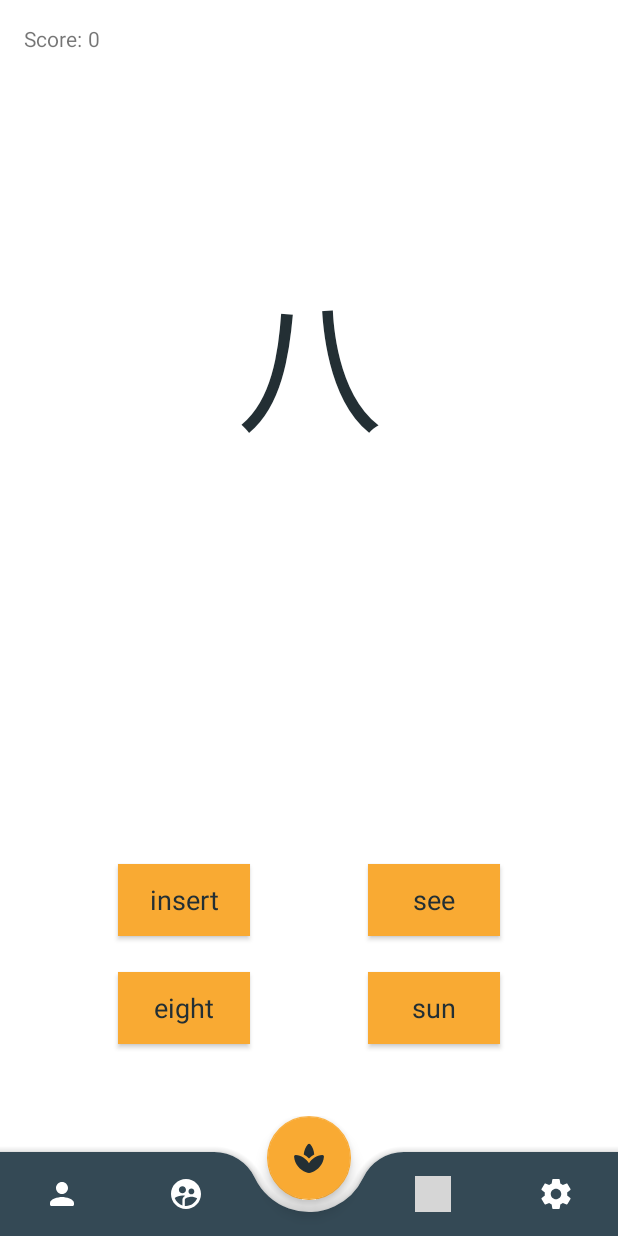
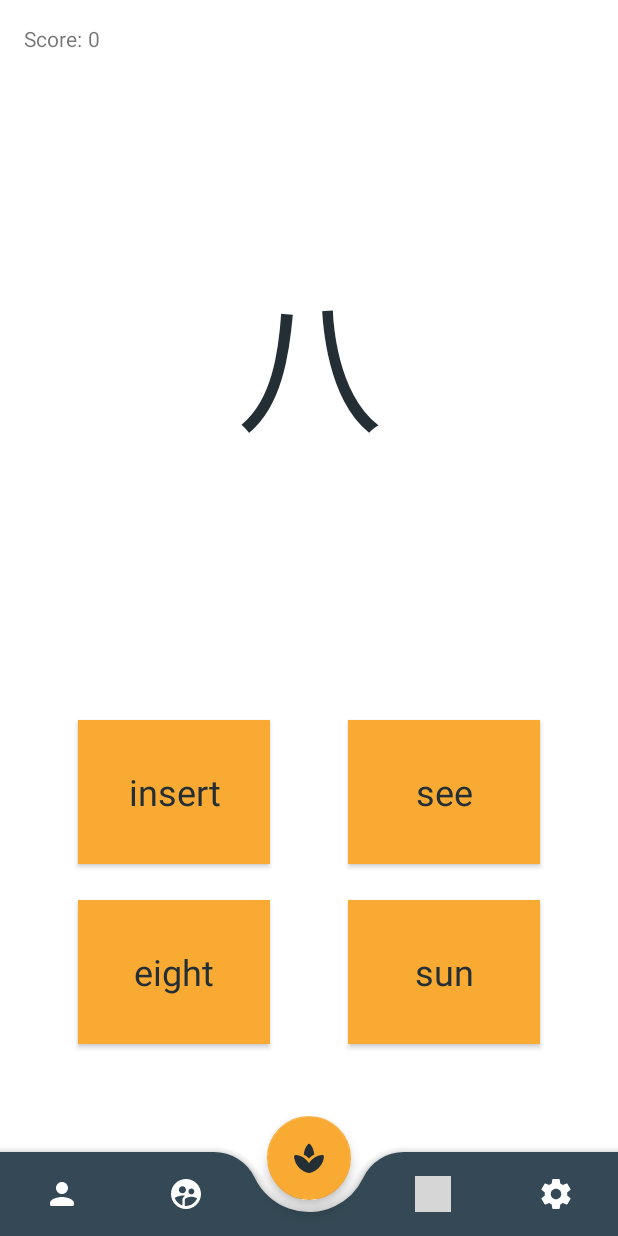
Before and after one commit to LexuLexu/Kanji_Quiz, an Android app: the N5EnglishActivity screen opened directly, with no data from a screen before it, on a phone screen of 412 x 824 dp. Run offline under Robolectric (Android 15) with nearby library versions, the phone set to English and light mode, and no system bars; grey boxes are pictures that could not be loaded.

Commit message:
Edited button/text size in quiz. Added vertical progress bar to quiz. Changed point gain values x10

```diff
--- a/app/build.gradle
+++ b/app/build.gradle
@@ -5,7 +5,7 @@ android {
     compileSdkVersion 28
     defaultConfig {
         applicationId "com.example.quiztest1"
-        minSdkVersion 21
+        minSdkVersion 24
         targetSdkVersion 28
         versionCode 1
         versionName "1.0"
--- a/app/src/main/java/com/example/quiztest1/N5EnglishActivity.java
+++ b/app/src/main/java/com/example/quiztest1/N5EnglishActivity.java
@@ -9,6 +9,7 @@ import android.view.Menu;
 import android.view.MenuItem;
 import android.view.View;
 import android.widget.Button;
+import android.widget.ProgressBar;
 import android.widget.TextView;
 import android.widget.Toast;
 
@@ -39,6 +40,8 @@ public class N5EnglishActivity extends AppCompatActivity {
 
     private Button correctButton;
 
+    private ProgressBar scoreBar;
+
     @Override
     protected void onCreate(Bundle savedInstanceState) {
         super.onCreate(savedInstanceState);
@@ -47,6 +50,7 @@ public class N5EnglishActivity extends AppCompatActivity {
         questionView = findViewById(R.id.QuestionView);
 
         scoreNumber = findViewById(R.id.ScoreNumber);
+        scoreBar = findViewById(R.id.scoreBar);
 
         answer1 = findViewById(R.id.button1);
         answer2 = findViewById(R.id.button2);
@@ -196,8 +200,10 @@ public class N5EnglishActivity extends AppCompatActivity {
 
     public void correctAnswer() {
         scoreNumber.setTextColor(this.getResources().getColor(R.color.correct));
-        score++;
+        score+=10;
         scoreNumber.setText(Integer.toString(score));
+
+        updateScoreBar(10);
     }
 
     public void incorrectAnswer () {
@@ -206,9 +212,12 @@ public class N5EnglishActivity extends AppCompatActivity {
     }
 
     public void go_to_questions (View view) {
-
         Intent levelChoiceIntent = new Intent(N5EnglishActivity.this, LevelChoiceActivity.class);
         startActivity(levelChoiceIntent);
+    }
 
+    public void updateScoreBar(int score) {
+        int currentScore = scoreBar.getProgress();
+        scoreBar.setProgress(currentScore += score, true);
     }
 }
--- /dev/null
+++ b/app/src/main/res/drawable/progress_drawable_vertical.xml
@@ -0,0 +1,19 @@
+<?xml version="1.0" encoding="utf-8"?>
+<layer-list xmlns:android="http://schemas.android.com/apk/res/android">
+    <item android:id="@android:id/background">
+        <color android:color="#00FFFFFF" />
+    </item>
+    <item android:id="@android:id/progress">
+        <clip
+            android:clipOrientation="vertical"
+            android:gravity="bottom">
+            <shape>
+                <gradient
+                    android:startColor="@color/colorPrimaryDark"
+                    android:centerColor="@color/colorPrimary"
+                    android:endColor="@color/colorAccent"
+                    android:angle="90" />
+            </shape>
+        </clip>
+    </item>
+</layer-list>
--- a/app/src/main/res/layout/activity_n5_english.xml
+++ b/app/src/main/res/layout/activity_n5_english.xml
@@ -28,13 +28,14 @@
 
     <Button
         android:id="@+id/button1"
-        android:layout_width="wrap_content"
-        android:layout_height="wrap_content"
+        android:layout_width="128dp"
+        android:layout_height="96dp"
         android:layout_marginBottom="24dp"
         android:background="@color/colorAccent"
         android:onClick="getnewQuestion"
         android:textAppearance="@style/TextAppearance.AppCompat.Medium"
         android:textColor="@color/colorPrimaryDark"
+        android:textSize="24sp"
         app:backgroundTint="@color/colorAccent"
         app:layout_constraintBottom_toTopOf="@+id/button3"
         app:layout_constraintEnd_toStartOf="@+id/button2"
@@ -43,13 +44,14 @@
 
     <Button
         android:id="@+id/button2"
-        android:layout_width="wrap_content"
-        android:layout_height="wrap_content"
+        android:layout_width="128dp"
+        android:layout_height="96dp"
         android:layout_marginBottom="24dp"
         android:background="@color/colorAccent"
         android:onClick="getnewQuestion"
         android:textAppearance="@style/TextAppearance.AppCompat.Medium"
         android:textColor="@color/colorPrimaryDark"
+        android:textSize="24sp"
         app:backgroundTint="@color/colorAccent"
         app:layout_constraintBottom_toTopOf="@+id/button4"
         app:layout_constraintEnd_toEndOf="parent"
@@ -58,13 +60,14 @@
 
     <Button
         android:id="@+id/button3"
-        android:layout_width="wrap_content"
-        android:layout_height="wrap_content"
+        android:layout_width="128dp"
+        android:layout_height="96dp"
         android:layout_marginBottom="48dp"
         android:background="@color/colorAccent"
         android:onClick="getnewQuestion"
         android:textAppearance="@style/TextAppearance.AppCompat.Medium"
         android:textColor="@color/colorPrimaryDark"
+        android:textSize="24sp"
         app:backgroundTint="@color/colorAccent"
         app:layout_constraintBottom_toTopOf="@+id/BottomNavBarLayout"
         app:layout_constraintEnd_toStartOf="@+id/button4"
@@ -73,13 +76,14 @@
 
     <Button
         android:id="@+id/button4"
-        android:layout_width="wrap_content"
-        android:layout_height="wrap_content"
+        android:layout_width="128dp"
+        android:layout_height="96dp"
         android:layout_marginBottom="48dp"
         android:background="@color/colorAccent"
         android:onClick="getnewQuestion"
         android:textAppearance="@style/TextAppearance.AppCompat.Medium"
         android:textColor="@color/colorPrimaryDark"
+        android:textSize="24sp"
         app:backgroundTint="@color/colorAccent"
         app:layout_constraintBottom_toTopOf="@+id/BottomNavBarLayout"
         app:layout_constraintEnd_toEndOf="parent"
@@ -107,6 +111,19 @@
         android:text="0"
         app:layout_constraintStart_toEndOf="@+id/ScoreText"
         app:layout_constraintTop_toTopOf="parent" />
+
+    <ProgressBar
+        android:id="@+id/scoreBar"
+        style="@android:style/Widget.ProgressBar.Horizontal"
+        android:layout_width="20dp"
+        android:layout_height="600dp"
+        android:layout_centerInParent="true"
+        android:layout_marginStart="4dp"
+        android:max="100"
+        android:progress="0"
+        android:progressDrawable="@drawable/progress_drawable_vertical"
+        app:layout_constraintBottom_toTopOf="@+id/BottomNavBarLayout"
+        app:layout_constraintStart_toStartOf="parent" />
 
     <androidx.coordinatorlayout.widget.CoordinatorLayout
         android:id="@+id/BottomNavBarLayout"
```
Also changed, not shown: app/src/main/java/com/example/quiztest1/N5KanaActivity.java (+9 -1 lines), app/src/main/res/layout/activity_n5_kana.xml (+25 -8 lines).
